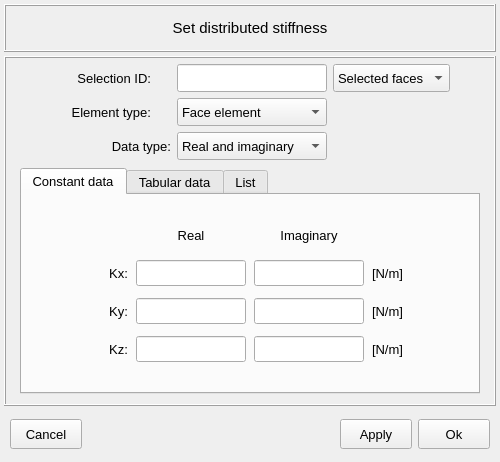
MOPT-UFSC/VIBRA, file vibra/interface/data/ui_files/model/structural/distributed_properties/distributed_stiffness_inputs.ui: the form before one commit.
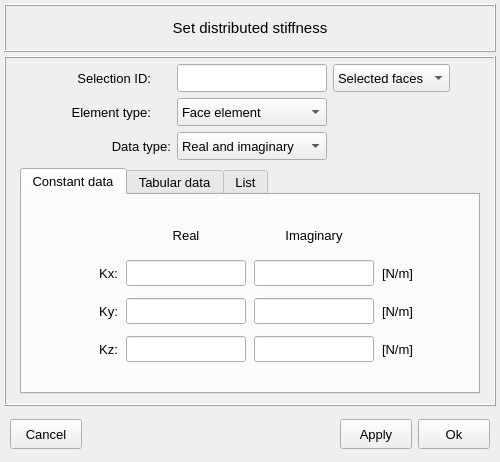
The form after the commit. Icons and pictures are not drawn.

Commit message: Minor adjustments to some interface files

Diff of the .ui file:
```diff
--- a/vibra/interface/data/ui_files/model/structural/distributed_properties/distributed_stiffness_inputs.ui
+++ b/vibra/interface/data/ui_files/model/structural/distributed_properties/distributed_stiffness_inputs.ui
@@ -513,7 +513,7 @@
                  <widget class="QLineEdit" name="lineEdit_right_Ky">
                   <property name="minimumSize">
                    <size>
-                    <width>100</width>
+                    <width>120</width>
                     <height>26</height>
                    </size>
                   </property>
@@ -543,7 +543,7 @@
                  <widget class="QLineEdit" name="lineEdit_left_Ky">
                   <property name="minimumSize">
                    <size>
-                    <width>100</width>
+                    <width>120</width>
                     <height>26</height>
                    </size>
                   </property>
@@ -573,13 +573,13 @@
                  <widget class="QLabel" name="label_unit_Kx">
                   <property name="minimumSize">
                    <size>
-                    <width>70</width>
+                    <width>60</width>
                     <height>26</height>
                    </size>
                   </property>
                   <property name="maximumSize">
                    <size>
-                    <width>70</width>
+                    <width>60</width>
                     <height>26</height>
                    </size>
                   </property>
@@ -616,7 +616,7 @@
                  <widget class="QLineEdit" name="lineEdit_left_Kx">
                   <property name="minimumSize">
                    <size>
-                    <width>100</width>
+                    <width>120</width>
                     <height>26</height>
                    </size>
                   </property>
@@ -679,7 +679,7 @@
                  <widget class="QLineEdit" name="lineEdit_right_Kx">
                   <property name="minimumSize">
                    <size>
-                    <width>100</width>
+                    <width>120</width>
                     <height>26</height>
                    </size>
                   </property>
@@ -709,13 +709,13 @@
                  <widget class="QLabel" name="label_unit_Kz">
                   <property name="minimumSize">
                    <size>
-                    <width>70</width>
+                    <width>60</width>
                     <height>26</height>
                    </size>
                   </property>
                   <property name="maximumSize">
                    <size>
-                    <width>70</width>
+                    <width>60</width>
                     <height>26</height>
                    </size>
                   </property>
@@ -739,13 +739,13 @@
                  <widget class="QLabel" name="label_unit_Ky">
                   <property name="minimumSize">
                    <size>
-                    <width>70</width>
+                    <width>60</width>
                     <height>26</height>
                    </size>
                   </property>
                   <property name="maximumSize">
                    <size>
-                    <width>70</width>
+                    <width>60</width>
                     <height>26</height>
                    </size>
                   </property>
@@ -799,7 +799,7 @@
                  <widget class="QLineEdit" name="lineEdit_left_Kz">
                   <property name="minimumSize">
                    <size>
-                    <width>100</width>
+                    <width>120</width>
                     <height>26</height>
                    </size>
                   </property>
@@ -842,13 +842,13 @@
                  <widget class="QLabel" name="label_constant_Ky">
                   <property name="minimumSize">
                    <size>
-                    <width>70</width>
+                    <width>60</width>
                     <height>26</height>
                    </size>
                   </property>
                   <property name="maximumSize">
                    <size>
-                    <width>70</width>
+                    <width>60</width>
                     <height>26</height>
                    </size>
                   </property>
@@ -872,13 +872,13 @@
                  <widget class="QLabel" name="label_constant_Kz">
                   <property name="minimumSize">
                    <size>
-                    <width>70</width>
+                    <width>60</width>
                     <height>26</height>
                    </size>
                   </property>
                   <property name="maximumSize">
                    <size>
-                    <width>70</width>
+                    <width>60</width>
                     <height>26</height>
                    </size>
                   </property>
@@ -902,7 +902,7 @@
                  <widget class="QLineEdit" name="lineEdit_right_Kz">
                   <property name="minimumSize">
                    <size>
-                    <width>100</width>
+                    <width>120</width>
                     <height>26</height>
                    </size>
                   </property>
@@ -932,13 +932,13 @@
                  <widget class="QLabel" name="label_constant_Kx">
                   <property name="minimumSize">
                    <size>
-                    <width>70</width>
+                    <width>60</width>
                     <height>26</height>
                    </size>
                   </property>
                   <property name="maximumSize">
                    <size>
-                    <width>70</width>
+                    <width>60</width>
                     <height>26</height>
                    </size>
                   </property>
```
The commit also changes 5 other files.
